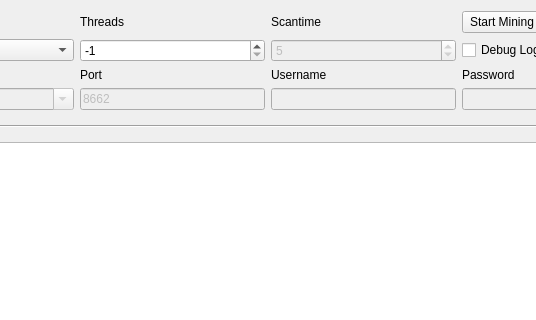
Above: src/qt/forms/miningpage.ui from milancoin-project/MLC before the change; both pictures show x 122 to 658 and y 0 to 320 of the 780 by 636 pixel window. Below: the same form after it.
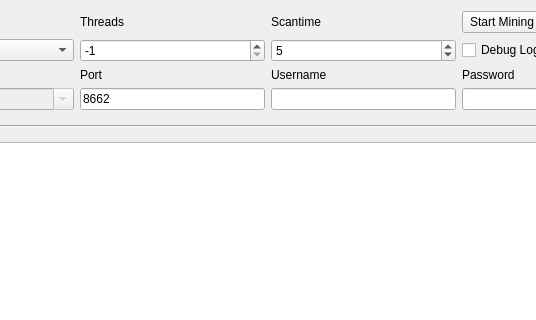
That is the form after the change.

```diff
--- a/src/qt/forms/miningpage.ui
+++ b/src/qt/forms/miningpage.ui
@@ -20,7 +20,7 @@
    <item row="8" column="2">
     <widget class="QLineEdit" name="portLine">
      <property name="enabled">
-      <bool>false</bool>
+      <bool>true</bool>
      </property>
      <property name="text">
       <string>8662</string>
@@ -33,7 +33,7 @@
    <item row="4" column="3">
     <widget class="QSpinBox" name="scantimeBox">
      <property name="enabled">
-      <bool>false</bool>
+      <bool>true</bool>
      </property>
      <property name="minimum">
       <number>1</number>
@@ -149,7 +149,7 @@
    <item row="8" column="3">
     <widget class="QLineEdit" name="usernameLine">
      <property name="enabled">
-      <bool>false</bool>
+      <bool>true</bool>
      </property>
      <property name="text">
       <string/>
@@ -287,7 +287,7 @@
    <item row="8" column="4">
     <widget class="QLineEdit" name="passwordLine">
      <property name="enabled">
-      <bool>false</bool>
+      <bool>true</bool>
      </property>
     </widget>
    </item>
```
